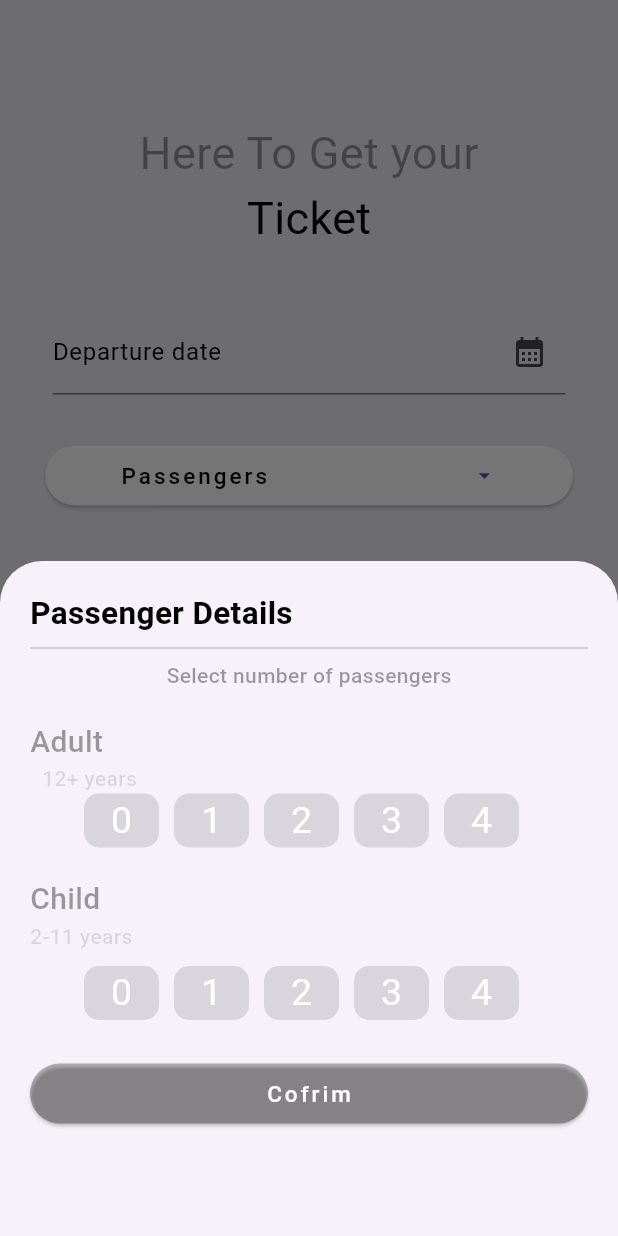
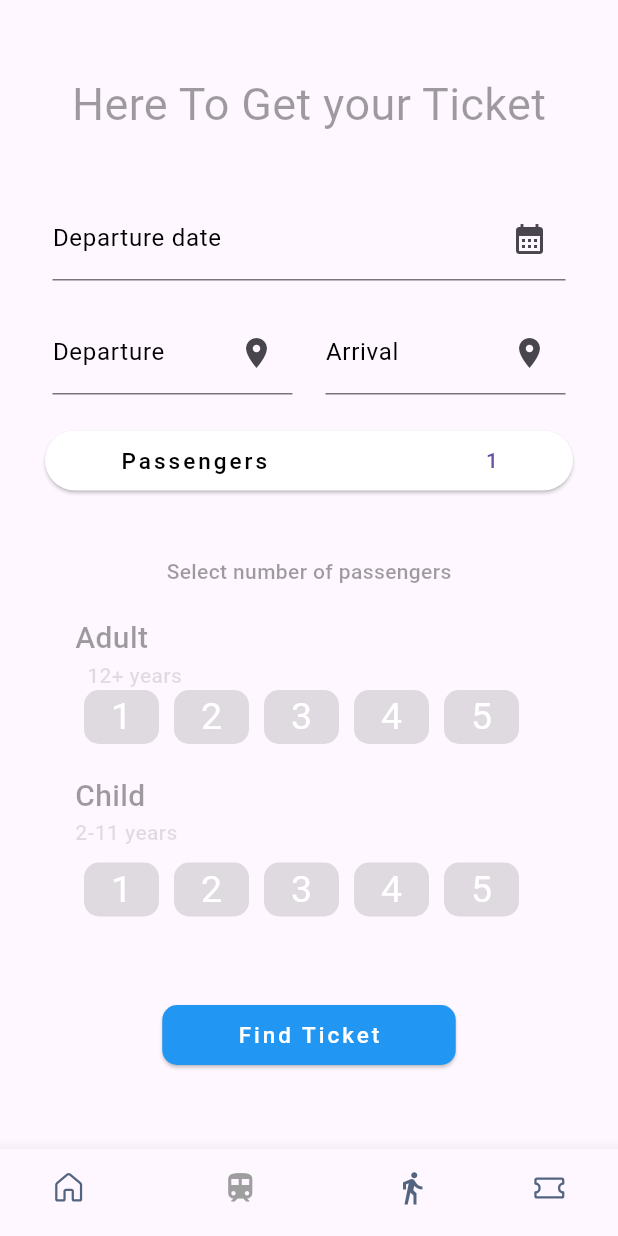
Before and after one commit to sami342/train_ticket_app, a Flutter app: the screen it shows after launch, item 2 of the bottom bar chosen, after a tap on "Passengers", on a phone screen of 412 x 824 dp. Run offline on Flutter 3.47's test engine with Material 3 defaults, Android fonts, the phone set to English and light mode, and no system bars; our stand-ins replace fluentui_icons, font_awesome_flutter, gap, get.

Commit message:
initial commit

```diff
--- a/lib/Screens/book_ticket.dart
+++ b/lib/Screens/book_ticket.dart
@@ -14,33 +14,27 @@ class _bookTicketState extends State<bookTicket> {
   final TextEditingController _dateController = TextEditingController();
   final formKey = GlobalKey<FormState>();
   String name = "";
+  bool isVisible = false;
   var glowing = false;
   var valueChoose = "1";
   String dropDoownValue = '1';
   int selectedIndex = -1;
   int selectedIndexchild = -1;
 
-  List listitem = ["1", "2", "3", "4", "5"];
+
 
   @override
   Widget build(BuildContext context) {
     final double height = MediaQuery.of(context).size.height;
-    return Container(
-        color: styles.bgColor,
-        child: Padding(
+    return ListView(
+      children: [
+        Padding(
           padding: const EdgeInsets.only(top: 48.0, left: 30, right: 30),
           child: Column(
             children: [
-              SizedBox(
-                height: height * 0.04,
-              ),
               const Text(
-                "Here To Get your",
+                "Here To Get your Ticket",
                 style: TextStyle(fontSize: 30, color: Colors.black38),
-              ),
-              const Text(
-                "Ticket",
-                style: TextStyle(fontSize: 30, color: Colors.black),
               ),
               const Gap(40),
               Padding(
@@ -54,32 +48,87 @@ class _bookTicketState extends State<bookTicket> {
                         color: Colors.black,
                       )),
                   validator: (value) {},
-                  onTap: (){
+                  onTap: () {
                     _selectDate();
                   },
                 ),
               ),
-              const Gap(30),
+              const Gap(20),
+              Row(
+                mainAxisAlignment: MainAxisAlignment.spaceBetween,
+                children: [
+                  SizedBox(
+                    width: 170,
+                    child: Padding(
+                      padding: const EdgeInsets.only(left: 5, right: 5),
+                      child: TextFormField(
+                        decoration: const InputDecoration(
+                            suffixIcon: Icon(Icons.location_on),
+                            labelText: "Departure",
+                            labelStyle: TextStyle(
+                              color: Colors.black,
+                            )),
+                        validator: (value) {},
+                        onTap: () {},
+                      ),
+                    ),
+                  ),
+                  SizedBox(
+                    width: 170,
+                    child: Padding(
+                      padding: const EdgeInsets.only(left: 5, right: 5),
+                      child: TextFormField(
+                        decoration: const InputDecoration(
+                            suffixIcon: Icon(Icons.location_on),
+                            labelText: "Arrival",
+                            labelStyle: TextStyle(
+                              color: Colors.black,
+                            )),
+                        validator: (value) {},
+                        onTap: () {},
+                      ),
+                    ),
+                  ),
+                ],
+              ),
+              const Gap(20),
               ElevatedButton(
+                style: ElevatedButton.styleFrom(
+                  backgroundColor: Colors.white,
+                  padding: const EdgeInsets.symmetric(horizontal: 50),
+                  shape: RoundedRectangleBorder(
+                      borderRadius: BorderRadius.circular(20)),
+                ),
                 onPressed: () {
-                  showModalBottomSheet(
-                      isScrollControlled: true,
-                      context: context,
-                      builder: (BuildContext context) {
-                        return SizedBox(
-                            height: 450,
-                            width: double.infinity,
-                            child: Padding(
+                  setState(() {
+                    isVisible = !isVisible;
+                  });
+                },
+                child: const Center(
+                  child: Row(
+                    mainAxisAlignment: MainAxisAlignment.spaceBetween,
+                    children: [
+                      Text(
+                        "Passengers",
+                        style: TextStyle(
+                          fontSize: 15,
+                          letterSpacing: 2,
+                          color: Colors.black,
+                        ),
+                      ),
+                      Text("1"),
+                    ],
+                  ),
+                ),
+              ),
+              const Gap(20),
+              Visibility(
+                visible: isVisible,
+                child:  Padding(
                   padding: const EdgeInsets.all(20.0),
                   child: Column(
                     crossAxisAlignment: CrossAxisAlignment.start,
                     children: [
-                                  Text(
-                                    "Passenger Details",
-                                    style: styles.headLineStyle2
-                                        .copyWith(color: Colors.black),
-                                  ),
-                                  const Divider(),
                       Center(
                         child: Text(
                           "Select number of passengers",
@@ -98,24 +147,21 @@ class _bookTicketState extends State<bookTicket> {
                                 children: [
                                   Text(
                                     "Adult",
-                                                style: styles.headLineStyle4
-                                                    .copyWith(
+                                    style: styles.headLineStyle4.copyWith(
                                         color: Colors.black38,
                                         fontSize: 20),
                                   ),
                                 ],
                               ),
                               Padding(
-                                            padding: const EdgeInsets.only(
-                                                left: 8.0),
+                                padding: const EdgeInsets.only(left: 8.0),
                                 child: Row(
                                   children: [
                                     Text(
                                       "12+ years",
                                       style: styles.headLineStyle4
                                           .copyWith(
-                                                          color:
-                                                              Colors.black12),
+                                          color: Colors.black12),
                                     ),
                                   ],
                                 ),
@@ -125,7 +171,6 @@ class _bookTicketState extends State<bookTicket> {
                                 children: List.generate(5, (index) {
                                   return InkWell(
                                     onTap: () {
-                                                  print("index$index");
                                       setState(() {
                                         selectedIndex = index;
                                       });
@@ -133,22 +178,19 @@ class _bookTicketState extends State<bookTicket> {
                                     child: Container(
                                       width: 50,
                                       decoration: BoxDecoration(
-                                                    color:
-                                                        selectedIndex == index
+                                        color: selectedIndex == index
                                             ? Colors.black
                                             : Colors.black12,
                                         borderRadius:
-                                                        BorderRadius.circular(
-                                                            10),
+                                        BorderRadius.circular(10),
                                       ),
                                       margin: const EdgeInsets.only(
                                           right: 10),
                                       child: Center(
                                         child: Text(
-                                                      index.toString(),
+                                          (index+1).toString(),
                                           style: TextStyle(
-                                                        color: selectedIndex ==
-                                                                index
+                                            color: selectedIndex == index
                                                 ? Colors.white
                                                 : Colors.white,
                                             fontSize: 25,
@@ -170,8 +212,7 @@ class _bookTicketState extends State<bookTicket> {
                                 children: [
                                   Text(
                                     "Child",
-                                                style: styles.headLineStyle4
-                                                    .copyWith(
+                                    style: styles.headLineStyle4.copyWith(
                                         color: Colors.black38,
                                         fontSize: 20),
                                   ),
@@ -182,8 +223,7 @@ class _bookTicketState extends State<bookTicket> {
                                   Text(
                                     "2-11 years",
                                     style: styles.headLineStyle4
-                                                    .copyWith(
-                                                        color: Colors.black12),
+                                        .copyWith(color: Colors.black12),
                                   ),
                                 ],
                               ),
@@ -193,7 +233,6 @@ class _bookTicketState extends State<bookTicket> {
                                 children: List.generate(5, (index) {
                                   return InkWell(
                                     onTap: () {
-                                                  print("index$index");
                                       setState(() {
                                         selectedIndexchild = index;
                                       });
@@ -201,22 +240,19 @@ class _bookTicketState extends State<bookTicket> {
                                     child: Container(
                                       width: 50,
                                       decoration: BoxDecoration(
-                                                    color: selectedIndexchild ==
-                                                            index
+                                        color: selectedIndexchild == index
                                             ? Colors.black
                                             : Colors.black12,
                                         borderRadius:
-                                                        BorderRadius.circular(
-                                                            10),
+                                        BorderRadius.circular(10),
                                       ),
                                       margin: const EdgeInsets.only(
                                           right: 10),
                                       child: Center(
                                         child: Text(
-                                                      index.toString(),
+                                          (index+1).toString(),
                                           style: TextStyle(
-                                                        color:
-                                                            selectedIndexchild ==
+                                            color: selectedIndexchild ==
                                                 index
                                                 ? Colors.white
                                                 : Colors.white,
@@ -233,69 +269,30 @@ class _bookTicketState extends State<bookTicket> {
                           const Gap(25),
                         ],
                       ),
-                                  ElevatedButton(
-                                    onPressed: () {
-                                    //   print("h");
-                                    //   Navigator.push(context, MaterialPageRoute(builder: (context)=>const oneWay()));
-                                     },
-                                    style: ElevatedButton.styleFrom(
-                                      backgroundColor: Colors.black26,
-                                      padding: const EdgeInsets.symmetric(
-                                          horizontal: 50),
-                                      shape: RoundedRectangleBorder(
-                                          borderRadius:
-                                              BorderRadius.circular(20)),
-                                    ),
-                                    child: const Center(
-                                      child: Text(
-                                        "Cofrim",
-                                        style: TextStyle(
-                                          fontSize: 15,
-                                          letterSpacing: 2,
-                                          color: Colors.white,
-                                        ),
-                                      ),
-                                    ),
-                                  ),
-                                ],
-                              ),
-                            ));
-                      });
-                },
-                style: ElevatedButton.styleFrom(
-                  backgroundColor: Colors.white,
-                  padding: const EdgeInsets.symmetric(horizontal: 50),
-                  shape: RoundedRectangleBorder(
-                      borderRadius: BorderRadius.circular(20)),
-                ),
-                child: const Center(
-                  child: Row(
-                    mainAxisAlignment: MainAxisAlignment.spaceBetween,
-                    children: [
-                      Text(
-                        "Passengers",
-                        style: TextStyle(
-                          fontSize: 15,
-                          letterSpacing: 2,
-                          color: Colors.black,
-                        ),
-                      ),
-                      Icon(Icons.arrow_drop_down),
                     ],
                   ),
                 ),
               ),
-              const Gap(30),
+              const Gap(10),
               ElevatedButton(
                 onPressed: () {
-                  Navigator.push(context,
-                      MaterialPageRoute(builder: (context) => schedule()));
+                  if(selectedIndexchild==-1||selectedIndex==-1){
+                    selectedIndex=0;
+                    selectedIndexchild=0;
+                  }
+                  else if(selectedIndexchild!=-1||selectedIndex!=-1){
+
+                  }
+                  Navigator.push(
+                      context,
+                      MaterialPageRoute(
+                          builder: (context) => const schedule()));
                 },
                 style: ElevatedButton.styleFrom(
                   backgroundColor: Colors.blue,
                   padding: const EdgeInsets.symmetric(horizontal: 50),
                   shape: RoundedRectangleBorder(
-                      borderRadius: BorderRadius.circular(20)),
+                      borderRadius: BorderRadius.circular(10)),
                 ),
                 child: const Text(
                   "Find Ticket",
@@ -308,7 +305,9 @@ class _bookTicketState extends State<bookTicket> {
               ),
             ],
           ),
-        ));
+        ),
+      ],
+    );
   }
 
   Future<void> _selectDate() async {
--- a/lib/Screens/home_screen.dart
+++ b/lib/Screens/home_screen.dart
@@ -7,7 +7,6 @@ import 'package:font_awesome_flutter/font_awesome_flutter.dart';
 import 'package:gap/gap.dart';
 import '../utils/app_info_list.dart';
 import 'city_screen.dart';
-
 
 class Home_screen extends StatefulWidget {
   const Home_screen({super.key});
@@ -24,8 +23,85 @@ class _Home_screenState extends State<Home_screen> {
     return Scaffold(
       backgroundColor: styles.bgColor,
       appBar: AppBar(
-        leading:const Icon(Icons.menu),
-        title: const Center(child: Text("Ethio-Djibuti Railway Ticket"),),
+        title: const Center(
+          child: Text("Ethio-Djibuti Railway Ticket"),
+        ),
+      ),
+      drawer: Drawer(
+
+        child: ListView(
+          children:  [
+            const DrawerHeader(
+              child: Center(
+                child: Text(
+                  "Ethio-Djibuti Railway",
+                  style: TextStyle(
+                    fontSize: 25,
+                  ),
+                ),
+              ),
+
+            ),
+            ListTile(
+              leading: const Icon(Icons.list_alt_sharp),
+              title: const Text("Train Schedule",style: TextStyle(fontSize: 20),),
+              onTap: (){
+
+              },
+            ),
+            ListTile(
+              leading: const Icon(Icons.train),
+              title: const Text("Find ticket",style: TextStyle(fontSize: 20),),
+              onTap: (){
+
+              },
+            ),
+            ListTile(
+              leading: const Icon(Icons.notifications),
+              title: const Text("Notification",style: TextStyle(fontSize: 20),),
+              onTap: (){
+
+              },
+            ),
+            ListTile(
+              leading: const Icon(Icons.airline_seat_recline_normal_rounded),
+              title: const Text("Available seat",style: TextStyle(fontSize: 20),),
+              onTap: (){
+
+              },
+            ),
+
+            const Divider(),
+            ListTile(
+              leading: const Icon(Icons.airline_seat_recline_normal_rounded),
+              title: const Text("About us",style: TextStyle(fontSize: 20),),
+              onTap: (){
+
+              },
+            ),
+            ListTile(
+              leading: const Icon(Icons.contact_phone_rounded),
+              title: const Text("Contact Us",style: TextStyle(fontSize: 20),),
+              onTap: (){
+
+              },
+            ),
+            ListTile(
+              leading: const Icon(Icons.message_rounded),
+              title: const Text("Feedback",style: TextStyle(fontSize: 20),),
+              onTap: (){
+
+              },
+            ),
+            ListTile(
+              leading: const Icon(Icons.question_mark_rounded),
+              title: const Text("FAQ",style: TextStyle(fontSize: 20),),
+              onTap: (){
+
+              },
+            ),
+          ],
+        ),
       ),
       body: ListView(
         children: [
@@ -181,13 +257,11 @@ class _Home_screenState extends State<Home_screen> {
             ],
           ),
           const Gap(20),
-           Row(
+          Row(
             mainAxisAlignment: MainAxisAlignment.spaceEvenly,
             children: [
               GestureDetector(
-                onTap: (){
-
-                },
+                onTap: () {},
                 child: const FaIcon(
                   FontAwesomeIcons.facebook,
                   color: Colors.blue,
--- a/lib/Screens/schedle_list.dart
+++ b/lib/Screens/schedle_list.dart
@@ -8,7 +8,9 @@ import 'book_ticket.dart';
 import 'other_passengers.dart';
 
 class schedule extends StatefulWidget {
+
   const schedule({super.key});
+
 
   @override
   State<schedule> createState() => _scheduleState();
```
Lines whose indentation alone changed are shown as unchanged.
